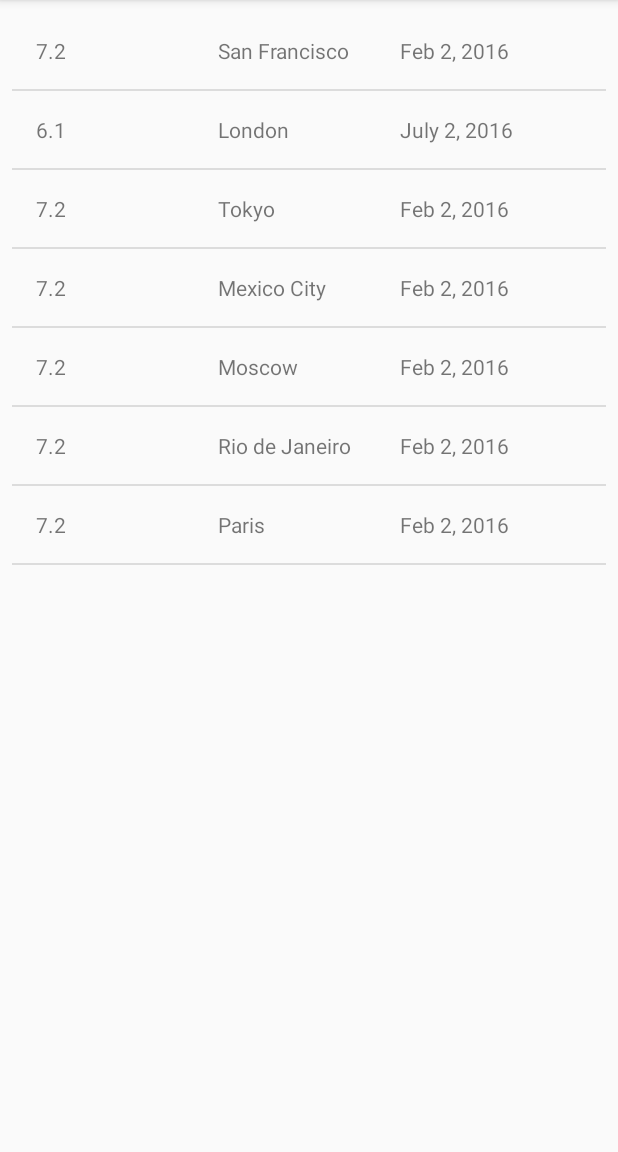
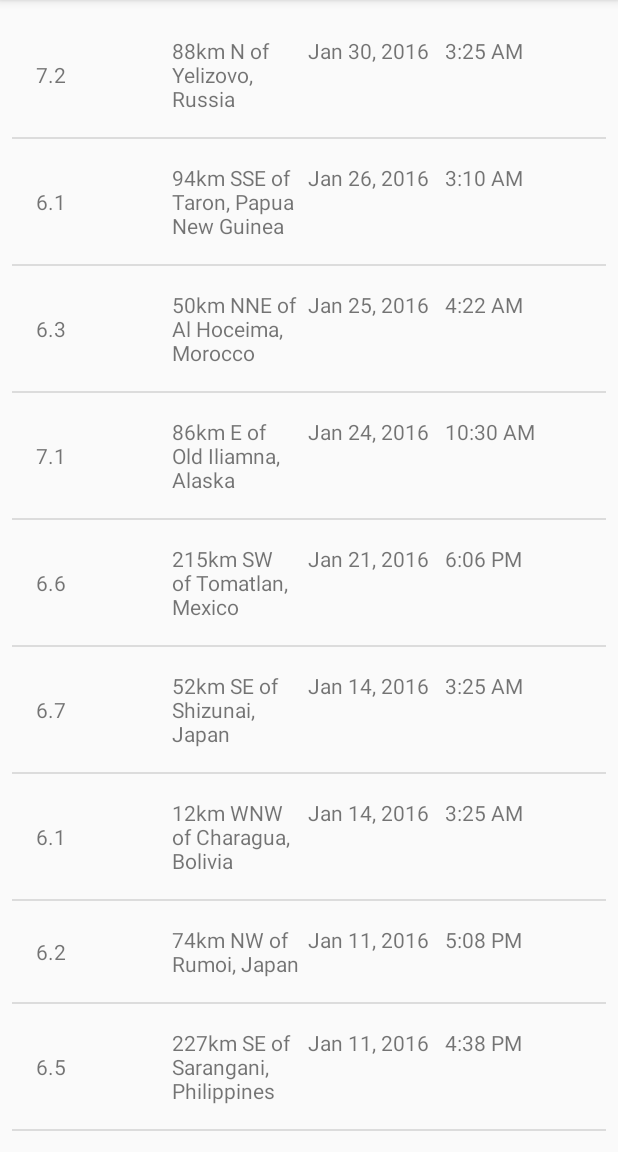
Before and after one commit to yashjunejaa/Earthquake, an Android app: the screen it shows after launch (EarthquakeActivity), on a phone screen of 412 x 824 dp, the part 84-1236 px from its top. Run offline under Robolectric (Android 15) with nearby library versions, the phone set to English and light mode, and no system bars.

Commit message:
Added functionality of Sample JSON parsing for showing earthquake data

```diff
--- a/app/src/main/java/com/example/earthquake/Earthquake.java
+++ b/app/src/main/java/com/example/earthquake/Earthquake.java
@@ -3,9 +3,9 @@ package com.example.earthquake;
 public class Earthquake {
     private double magnitude;
     private String location;
-    private String date;
+    private long date;
 
-    public Earthquake(double magnitude, String location, String date) {
+    public Earthquake(double magnitude, String location, long date) {
         this.magnitude = magnitude;
         this.location = location;
         this.date = date;
@@ -27,11 +27,11 @@ public class Earthquake {
         this.location = location;
     }
 
-    public String getDate() {
+    public long getDate() {
         return date;
     }
 
-    public void setDate(String date) {
+    public void setDate(long date) {
         this.date = date;
     }
 }
--- a/app/src/main/java/com/example/earthquake/EarthquakeActivity.java
+++ b/app/src/main/java/com/example/earthquake/EarthquakeActivity.java
@@ -33,14 +33,7 @@ public class EarthquakeActivity extends AppCompatActivity {
         setContentView(R.layout.earthquake_activity);
 
         // Create a fake list of earthquake locations.
-        ArrayList<Earthquake> earthquakes = new ArrayList<>();
-        earthquakes.add(new Earthquake(7.2, "San Francisco", "Feb 2, 2016"));
-        earthquakes.add(new Earthquake(6.1, "London", "July 2, 2016"));
-        earthquakes.add(new Earthquake(7.2, "Tokyo", "Feb 2, 2016"));
-        earthquakes.add(new Earthquake(7.2, "Mexico City", "Feb 2, 2016"));
-        earthquakes.add(new Earthquake(7.2, "Moscow", "Feb 2, 2016"));
-        earthquakes.add(new Earthquake(7.2, "Rio de Janeiro", "Feb 2, 2016"));
-        earthquakes.add(new Earthquake(7.2, "Paris", "Feb 2, 2016"));
+        ArrayList<Earthquake> earthquakes = QueryUtils.extractEarthquakes();
 
         // Find a reference to the {@link ListView} in the layout
         ListView earthquakeListView = (ListView) findViewById(R.id.list);
--- a/app/src/main/java/com/example/earthquake/EarthquakeArrayAdapter.java
+++ b/app/src/main/java/com/example/earthquake/EarthquakeArrayAdapter.java
@@ -12,6 +12,8 @@ import androidx.annotation.Nullable;
 
 import org.w3c.dom.Text;
 
+import java.text.SimpleDateFormat;
+import java.util.Date;
 import java.util.List;
 
 public class EarthquakeArrayAdapter extends ArrayAdapter<Earthquake> {
@@ -35,9 +37,30 @@ public class EarthquakeArrayAdapter extends ArrayAdapter<Earthquake> {
         t1.setText(""+e.getMagnitude());
         TextView t2=item.findViewById(R.id.loc);
         t2.setText(e.getLocation());
-        TextView t3= item.findViewById(R.id.date);
-        t3.setText(e.getDate());
+        long time=e.getDate();
+        Date d= new Date(time);
+        TextView date = (TextView)item.findViewById(R.id.date);
+        date.setText(formatDate(d));
+        TextView t = (TextView)item.findViewById(R.id.t);
+        t.setText(formatTime(d));
+
 
         return item;
     }
+
+    /**
+     * Return the formatted date string (i.e. "Mar 3, 1984") from a Date object.
+     */
+    private String formatDate(Date dateObject) {
+        SimpleDateFormat dateFormat = new SimpleDateFormat("LLL dd, yyyy");
+        return dateFormat.format(dateObject);
+    }
+
+    /**
+     * Return the formatted date string (i.e. "4:30 PM") from a Date object.
+     */
+    private String formatTime(Date dateObject) {
+        SimpleDateFormat timeFormat = new SimpleDateFormat("h:mm a");
+        return timeFormat.format(dateObject);
+    }
 }
--- /dev/null
+++ b/app/src/main/java/com/example/earthquake/QueryUtils.java
@@ -0,0 +1,77 @@
+package com.example.earthquake;
+
+import android.util.Log;
+
+import org.json.JSONArray;
+import org.json.JSONException;
+import org.json.JSONObject;
+
+import java.text.SimpleDateFormat;
+import java.util.ArrayList;
+import java.util.Date;
+
+/**
+ * Helper methods related to requesting and receiving earthquake data from USGS.
+ */
+public final class QueryUtils {
+
+    /** Sample JSON response for a USGS query */
+    private static final String SAMPLE_JSON_RESPONSE = "{\"type\":\"FeatureCollection\",\"metadata\":{\"generated\":1462295443000,\"url\":\"http://earthquake.usgs.gov/fdsnws/event/1/query?format=geojson&starttime=2016-01-01&endtime=2016-01-31&minmag=6&limit=10\",\"title\":\"USGS Earthquakes\",\"status\":200,\"api\":\"1.5.2\",\"limit\":10,\"offset\":1,\"count\":10},\"features\":[{\"type\":\"Feature\",\"properties\":{\"mag\":7.2,\"place\":\"88km N of Yelizovo, Russia\",\"time\":1454124312220,\"updated\":1460674294040,\"tz\":720,\"url\":\"http://earthquake.usgs.gov/earthquakes/eventpage/us20004vvx\",\"detail\":\"http://earthquake.usgs.gov/fdsnws/event/1/query?eventid=us20004vvx&format=geojson\",\"felt\":2,\"cdi\":3.4,\"mmi\":5.82,\"alert\":\"green\",\"status\":\"reviewed\",\"tsunami\":1,\"sig\":798,\"net\":\"us\",\"code\":\"20004vvx\",\"ids\":\",at00o1qxho,pt16030050,us20004vvx,gcmt20160130032510,\",\"sources\":\",at,pt,us,gcmt,\",\"types\":\",cap,dyfi,finite-fault,general-link,general-text,geoserve,impact-link,impact-text,losspager,moment-tensor,nearby-cities,origin,phase-data,shakemap,tectonic-summary,\",\"nst\":null,\"dmin\":0.958,\"rms\":1.19,\"gap\":17,\"magType\":\"mww\",\"type\":\"earthquake\",\"title\":\"M 7.2 - 88km N of Yelizovo, Russia\"},\"geometry\":{\"type\":\"Point\",\"coordinates\":[158.5463,53.9776,177]},\"id\":\"us20004vvx\"},\n" +
+            "{\"type\":\"Feature\",\"properties\":{\"mag\":6.1,\"place\":\"94km SSE of Taron, Papua New Guinea\",\"time\":1453777820750,\"updated\":1460156775040,\"tz\":600,\"url\":\"http://earthquake.usgs.gov/earthquakes/eventpage/us20004uks\",\"detail\":\"http://earthquake.usgs.gov/fdsnws/event/1/query?eventid=us20004uks&format=geojson\",\"felt\":null,\"cdi\":null,\"mmi\":4.1,\"alert\":\"green\",\"status\":\"reviewed\",\"tsunami\":1,\"sig\":572,\"net\":\"us\",\"code\":\"20004uks\",\"ids\":\",us20004uks,gcmt20160126031023,\",\"sources\":\",us,gcmt,\",\"types\":\",cap,geoserve,losspager,moment-tensor,nearby-cities,origin,phase-data,shakemap,tectonic-summary,\",\"nst\":null,\"dmin\":1.537,\"rms\":0.74,\"gap\":25,\"magType\":\"mww\",\"type\":\"earthquake\",\"title\":\"M 6.1 - 94km SSE of Taron, Papua New Guinea\"},\"geometry\":{\"type\":\"Point\",\"coordinates\":[153.2454,-5.2952,26]},\"id\":\"us20004uks\"},\n" +
+            "{\"type\":\"Feature\",\"properties\":{\"mag\":6.3,\"place\":\"50km NNE of Al Hoceima, Morocco\",\"time\":1453695722730,\"updated\":1460156773040,\"tz\":0,\"url\":\"http://earthquake.usgs.gov/earthquakes/eventpage/us10004gy9\",\"detail\":\"http://earthquake.usgs.gov/fdsnws/event/1/query?eventid=us10004gy9&format=geojson\",\"felt\":117,\"cdi\":7.2,\"mmi\":5.28,\"alert\":\"green\",\"status\":\"reviewed\",\"tsunami\":0,\"sig\":695,\"net\":\"us\",\"code\":\"10004gy9\",\"ids\":\",us10004gy9,gcmt20160125042203,\",\"sources\":\",us,gcmt,\",\"types\":\",cap,dyfi,geoserve,impact-text,losspager,moment-tensor,nearby-cities,origin,phase-data,shakemap,tectonic-summary,\",\"nst\":null,\"dmin\":2.201,\"rms\":0.92,\"gap\":20,\"magType\":\"mww\",\"type\":\"earthquake\",\"title\":\"M 6.3 - 50km NNE of Al Hoceima, Morocco\"},\"geometry\":{\"type\":\"Point\",\"coordinates\":[-3.6818,35.6493,12]},\"id\":\"us10004gy9\"},\n" +
+            "{\"type\":\"Feature\",\"properties\":{\"mag\":7.1,\"place\":\"86km E of Old Iliamna, Alaska\",\"time\":1453631430230,\"updated\":1460156770040,\"tz\":-540,\"url\":\"http://earthquake.usgs.gov/earthquakes/eventpage/us10004gqp\",\"detail\":\"http://earthquake.usgs.gov/fdsnws/event/1/query?eventid=us10004gqp&format=geojson\",\"felt\":1816,\"cdi\":7.2,\"mmi\":6.6,\"alert\":\"green\",\"status\":\"reviewed\",\"tsunami\":1,\"sig\":1496,\"net\":\"us\",\"code\":\"10004gqp\",\"ids\":\",at00o1gd6r,us10004gqp,ak12496371,gcmt20160124103030,\",\"sources\":\",at,us,ak,gcmt,\",\"types\":\",cap,dyfi,finite-fault,general-link,general-text,geoserve,impact-link,impact-text,losspager,moment-tensor,nearby-cities,origin,phase-data,shakemap,tectonic-summary,trump-origin,\",\"nst\":null,\"dmin\":0.72,\"rms\":2.11,\"gap\":19,\"magType\":\"mww\",\"type\":\"earthquake\",\"title\":\"M 7.1 - 86km E of Old Iliamna, Alaska\"},\"geometry\":{\"type\":\"Point\",\"coordinates\":[-153.4051,59.6363,129]},\"id\":\"us10004gqp\"},\n" +
+            "{\"type\":\"Feature\",\"properties\":{\"mag\":6.6,\"place\":\"215km SW of Tomatlan, Mexico\",\"time\":1453399617650,\"updated\":1459963829040,\"tz\":-420,\"url\":\"http://earthquake.usgs.gov/earthquakes/eventpage/us10004g4l\",\"detail\":\"http://earthquake.usgs.gov/fdsnws/event/1/query?eventid=us10004g4l&format=geojson\",\"felt\":11,\"cdi\":2.7,\"mmi\":3.92,\"alert\":\"green\",\"status\":\"reviewed\",\"tsunami\":1,\"sig\":673,\"net\":\"us\",\"code\":\"10004g4l\",\"ids\":\",at00o1bebo,pt16021050,us10004g4l,gcmt20160121180659,\",\"sources\":\",at,pt,us,gcmt,\",\"types\":\",cap,dyfi,geoserve,impact-link,impact-text,losspager,moment-tensor,nearby-cities,origin,phase-data,shakemap,tectonic-summary,\",\"nst\":null,\"dmin\":2.413,\"rms\":0.98,\"gap\":74,\"magType\":\"mww\",\"type\":\"earthquake\",\"title\":\"M 6.6 - 215km SW of Tomatlan, Mexico\"},\"geometry\":{\"type\":\"Point\",\"coordinates\":[-106.9337,18.8239,10]},\"id\":\"us10004g4l\"},\n" +
+            "{\"type\":\"Feature\",\"properties\":{\"mag\":6.7,\"place\":\"52km SE of Shizunai, Japan\",\"time\":1452741933640,\"updated\":1459304879040,\"tz\":540,\"url\":\"http://earthquake.usgs.gov/earthquakes/eventpage/us10004ebx\",\"detail\":\"http://earthquake.usgs.gov/fdsnws/event/1/query?eventid=us10004ebx&format=geojson\",\"felt\":51,\"cdi\":5.8,\"mmi\":6.45,\"alert\":\"green\",\"status\":\"reviewed\",\"tsunami\":1,\"sig\":720,\"net\":\"us\",\"code\":\"10004ebx\",\"ids\":\",us10004ebx,pt16014050,at00o0xauk,gcmt20160114032534,\",\"sources\":\",us,pt,at,gcmt,\",\"types\":\",associate,cap,dyfi,geoserve,impact-link,impact-text,losspager,moment-tensor,nearby-cities,origin,phase-data,shakemap,\",\"nst\":null,\"dmin\":0.281,\"rms\":0.98,\"gap\":22,\"magType\":\"mww\",\"type\":\"earthquake\",\"title\":\"M 6.7 - 52km SE of Shizunai, Japan\"},\"geometry\":{\"type\":\"Point\",\"coordinates\":[142.781,41.9723,46]},\"id\":\"us10004ebx\"},\n" +
+            "{\"type\":\"Feature\",\"properties\":{\"mag\":6.1,\"place\":\"12km WNW of Charagua, Bolivia\",\"time\":1452741928270,\"updated\":1459304879040,\"tz\":-240,\"url\":\"http://earthquake.usgs.gov/earthquakes/eventpage/us10004ebw\",\"detail\":\"http://earthquake.usgs.gov/fdsnws/event/1/query?eventid=us10004ebw&format=geojson\",\"felt\":3,\"cdi\":2.2,\"mmi\":2.21,\"alert\":\"green\",\"status\":\"reviewed\",\"tsunami\":0,\"sig\":573,\"net\":\"us\",\"code\":\"10004ebw\",\"ids\":\",us10004ebw,gcmt20160114032528,\",\"sources\":\",us,gcmt,\",\"types\":\",cap,dyfi,geoserve,impact-text,losspager,moment-tensor,nearby-cities,origin,phase-data,shakemap,tectonic-summary,\",\"nst\":null,\"dmin\":5.492,\"rms\":1.04,\"gap\":16,\"magType\":\"mww\",\"type\":\"earthquake\",\"title\":\"M 6.1 - 12km WNW of Charagua, Bolivia\"},\"geometry\":{\"type\":\"Point\",\"coordinates\":[-63.3288,-19.7597,582.56]},\"id\":\"us10004ebw\"},\n" +
+            "{\"type\":\"Feature\",\"properties\":{\"mag\":6.2,\"place\":\"74km NW of Rumoi, Japan\",\"time\":1452532083920,\"updated\":1459304875040,\"tz\":540,\"url\":\"http://earthquake.usgs.gov/earthquakes/eventpage/us10004djn\",\"detail\":\"http://earthquake.usgs.gov/fdsnws/event/1/query?eventid=us10004djn&format=geojson\",\"felt\":8,\"cdi\":3.4,\"mmi\":3.74,\"alert\":\"green\",\"status\":\"reviewed\",\"tsunami\":0,\"sig\":594,\"net\":\"us\",\"code\":\"10004djn\",\"ids\":\",us10004djn,gcmt20160111170803,\",\"sources\":\",us,gcmt,\",\"types\":\",cap,dyfi,geoserve,impact-text,losspager,moment-tensor,nearby-cities,origin,phase-data,shakemap,tectonic-summary,\",\"nst\":null,\"dmin\":1.139,\"rms\":0.96,\"gap\":33,\"magType\":\"mww\",\"type\":\"earthquake\",\"title\":\"M 6.2 - 74km NW of Rumoi, Japan\"},\"geometry\":{\"type\":\"Point\",\"coordinates\":[141.0867,44.4761,238.81]},\"id\":\"us10004djn\"},\n" +
+            "{\"type\":\"Feature\",\"properties\":{\"mag\":6.5,\"place\":\"227km SE of Sarangani, Philippines\",\"time\":1452530285900,\"updated\":1459304874040,\"tz\":480,\"url\":\"http://earthquake.usgs.gov/earthquakes/eventpage/us10004dj5\",\"detail\":\"http://earthquake.usgs.gov/fdsnws/event/1/query?eventid=us10004dj5&format=geojson\",\"felt\":1,\"cdi\":2.7,\"mmi\":7.5,\"alert\":\"green\",\"status\":\"reviewed\",\"tsunami\":1,\"sig\":650,\"net\":\"us\",\"code\":\"10004dj5\",\"ids\":\",at00o0srjp,pt16011050,us10004dj5,gcmt20160111163807,\",\"sources\":\",at,pt,us,gcmt,\",\"types\":\",cap,dyfi,geoserve,impact-link,impact-text,losspager,moment-tensor,nearby-cities,origin,phase-data,shakemap,tectonic-summary,\",\"nst\":null,\"dmin\":3.144,\"rms\":0.72,\"gap\":22,\"magType\":\"mww\",\"type\":\"earthquake\",\"title\":\"M 6.5 - 227km SE of Sarangani, Philippines\"},\"geometry\":{\"type\":\"Point\",\"coordinates\":[126.8621,3.8965,13]},\"id\":\"us10004dj5\"},\n" +
+            "{\"type\":\"Feature\",\"properties\":{\"mag\":6,\"place\":\"Pacific-Antarctic Ridge\",\"time\":1451986454620,\"updated\":1459202978040,\"tz\":-540,\"url\":\"http://earthquake.usgs.gov/earthquakes/eventpage/us10004bgk\",\"detail\":\"http://earthquake.usgs.gov/fdsnws/event/1/query?eventid=us10004bgk&format=geojson\",\"felt\":0,\"cdi\":1,\"mmi\":0,\"alert\":\"green\",\"status\":\"reviewed\",\"tsunami\":0,\"sig\":554,\"net\":\"us\",\"code\":\"10004bgk\",\"ids\":\",us10004bgk,gcmt20160105093415,\",\"sources\":\",us,gcmt,\",\"types\":\",cap,dyfi,geoserve,losspager,moment-tensor,nearby-cities,origin,phase-data,shakemap,\",\"nst\":null,\"dmin\":30.75,\"rms\":0.67,\"gap\":71,\"magType\":\"mww\",\"type\":\"earthquake\",\"title\":\"M 6.0 - Pacific-Antarctic Ridge\"},\"geometry\":{\"type\":\"Point\",\"coordinates\":[-136.2603,-54.2906,10]},\"id\":\"us10004bgk\"}],\"bbox\":[-153.4051,-54.2906,10,158.5463,59.6363,582.56]}";
+
+    /**
+     * Create a private constructor because no one should ever create a {@link QueryUtils} object.
+     * This class is only meant to hold static variables and methods, which can be accessed
+     * directly from the class name QueryUtils (and an object instance of QueryUtils is not needed).
+     */
+    private QueryUtils() {
+    }
+
+    /**
+     * Return a list of {@link Earthquake} objects that has been built up from
+     * parsing a JSON response.
+     */
+    public static ArrayList<Earthquake> extractEarthquakes() {
+
+        // Create an empty ArrayList that we can start adding earthquakes to
+        ArrayList<Earthquake> earthquakes = new ArrayList<>();
+
+        // Try to parse the SAMPLE_JSON_RESPONSE. If there's a problem with the way the JSON
+        // is formatted, a JSONException exception object will be thrown.
+        // Catch the exception so the app doesn't crash, and print the error message to the logs.
+        try {
+
+            JSONObject root = new JSONObject(SAMPLE_JSON_RESPONSE);
+            JSONArray features = root.optJSONArray("features");
+            for(int i=0;i<features.length();i++)
+            {
+                JSONObject o = features.getJSONObject(i);
+                JSONObject prop = o.getJSONObject("properties");
+                double mag = prop.optDouble("mag");
+                String loc = prop.optString("place");
+                long time = prop.optLong("time");
+
+                earthquakes.add(new Earthquake(mag, loc, time));
+            }
+            // build up a list of Earthquake objects with the corresponding data.
+
+        } catch (JSONException e) {
+            // If an error is thrown when executing any of the above statements in the "try" block,
+            // catch the exception here, so the app doesn't crash. Print a log message
+            // with the message from the exception.
+            Log.e("QueryUtils", "Problem parsing the earthquake JSON results", e);
+        }
+
+        // Return the list of earthquakes
+        return earthquakes;
+    }
+
+}
--- a/app/src/main/res/layout/earthquake_list_item.xml
+++ b/app/src/main/res/layout/earthquake_list_item.xml
@@ -1,6 +1,5 @@
 <?xml version="1.0" encoding="utf-8"?>
-<LinearLayout
-    xmlns:android="http://schemas.android.com/apk/res/android"
+<LinearLayout xmlns:android="http://schemas.android.com/apk/res/android"
     android:layout_width="match_parent"
     android:layout_height="wrap_content"
     android:orientation="horizontal"
@@ -20,10 +19,16 @@
         android:id="@+id/loc"
         />
     <TextView
+        android:id="@+id/date"
         android:layout_width="0dp"
         android:layout_height="wrap_content"
         android:layout_weight="1"
-        android:layout_gravity="right"
-        android:id="@+id/date"
+         />
+
+    <TextView
+        android:id="@+id/t"
+        android:layout_width="0dp"
+        android:layout_height="wrap_content"
+        android:layout_weight="1"
         />
 </LinearLayout>
```
